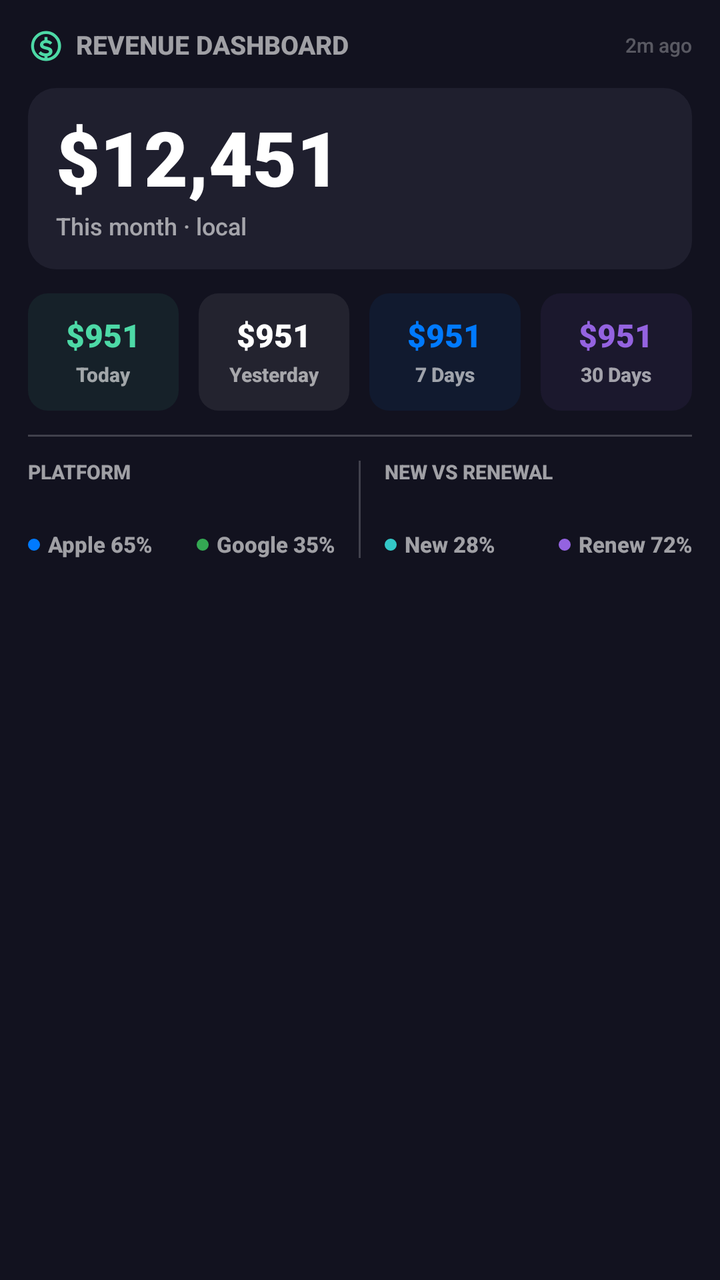
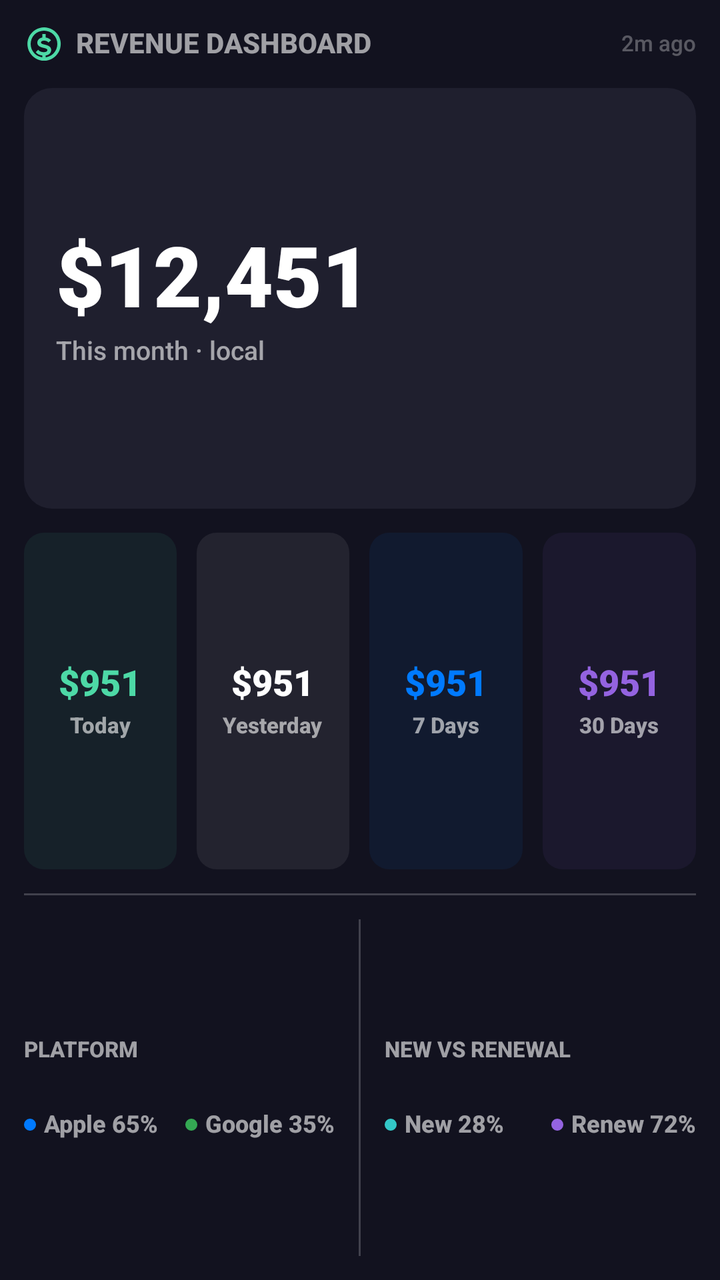

Before-and-after screenshots of an Android layout around one commit, followed by the original layout XML and the change that was made.
<!-- AndroidManifest.xml: fallback theme Theme.MaterialComponents.DayNight.NoActionBar -->
<!-- res/layout/revenue_tab_widget_large.xml -->
<?xml version="1.0" encoding="utf-8"?>
<LinearLayout xmlns:android="http://schemas.android.com/apk/res/android"
    android:id="@+id/widgetRoot"
    android:layout_width="match_parent"
    android:layout_height="match_parent"
    android:orientation="vertical"
    android:padding="14dp"
    android:background="@color/widgetBackground">

    <LinearLayout
        android:layout_width="match_parent"
        android:layout_height="wrap_content"
        android:orientation="horizontal"
        android:gravity="center_vertical">
        <ImageView
            android:layout_width="18dp"
            android:layout_height="18dp"
            android:src="@drawable/ic_widget_dollar_circle"
            android:contentDescription="@null" />
        <TextView
            android:layout_width="wrap_content"
            android:layout_height="wrap_content"
            android:text="REVENUE DASHBOARD"
            android:textSize="13sp"
            android:textStyle="bold"
            android:layout_marginStart="6dp"
            android:textColor="@color/widgetTextSecondary" android:fontFamily="sans-serif-medium" android:includeFontPadding="false" />
        <TextView android:layout_width="0dp" android:layout_height="0dp" android:layout_weight="1" />
        <TextView
            android:id="@+id/tvLastUpdated"
            android:layout_width="wrap_content"
            android:layout_height="wrap_content"
            android:text="2m ago"
            android:textSize="10sp"
            android:textColor="@color/widgetTextQuaternary" android:fontFamily="sans-serif-medium" android:includeFontPadding="false" />
    </LinearLayout>

    <LinearLayout android:layout_width="match_parent" android:layout_height="wrap_content" android:orientation="vertical" android:padding="14dp" android:background="@drawable/bg_mtd_card" android:layout_marginTop="12dp">
        <TextView android:id="@+id/tvMtdRevenue" android:layout_width="wrap_content" android:layout_height="wrap_content" android:text="$12,451" android:textSize="38sp" android:textStyle="bold" android:maxLines="1" android:ellipsize="end" android:textColor="@color/widgetTextPrimary" android:fontFamily="sans-serif-black" android:includeFontPadding="false" />
        <TextView android:id="@+id/tvMtdLabel" android:layout_width="wrap_content" android:layout_height="wrap_content" android:text="This month · local" android:textSize="12sp" android:layout_marginTop="4dp" android:textColor="@color/widgetTextSecondary" android:fontFamily="sans-serif-medium" android:includeFontPadding="false" />
    </LinearLayout>

    <LinearLayout android:layout_width="match_parent" android:layout_height="wrap_content" android:orientation="horizontal" android:layout_marginTop="12dp">
        <LinearLayout android:layout_width="0dp" android:layout_height="wrap_content" android:layout_weight="1" android:orientation="vertical" android:gravity="center" android:paddingTop="12dp" android:paddingBottom="12dp" android:background="@drawable/bg_period_card_large_today">
            <TextView android:id="@+id/tvToday" android:layout_width="wrap_content" android:layout_height="wrap_content" android:text="$951" android:textSize="16sp" android:textStyle="bold" android:textColor="@color/widgetAccent" android:fontFamily="sans-serif-black" android:includeFontPadding="false" android:maxLines="1" android:ellipsize="end" />
            <TextView android:layout_width="wrap_content" android:layout_height="wrap_content" android:text="Today" android:textSize="10sp" android:textStyle="bold" android:layout_marginTop="4dp" android:textColor="@color/widgetTextSecondary" android:fontFamily="sans-serif-medium" android:includeFontPadding="false" />
        </LinearLayout>
        <LinearLayout android:layout_width="0dp" android:layout_height="wrap_content" android:layout_weight="1" android:orientation="vertical" android:gravity="center" android:paddingTop="12dp" android:paddingBottom="12dp" android:background="@drawable/bg_period_card_large_yesterday" android:layout_marginStart="10dp">
            <TextView android:id="@+id/tvYesterday" android:layout_width="wrap_content" android:layout_height="wrap_content" android:text="$951" android:textSize="16sp" android:textStyle="bold" android:textColor="@color/widgetTextPrimary" android:fontFamily="sans-serif-black" android:includeFontPadding="false" android:maxLines="1" android:ellipsize="end" />
            <TextView android:layout_width="wrap_content" android:layout_height="wrap_content" android:text="Yesterday" android:textSize="10sp" android:textStyle="bold" android:layout_marginTop="4dp" android:textColor="@color/widgetTextSecondary" android:fontFamily="sans-serif-medium" android:includeFontPadding="false" />
        </LinearLayout>
        <LinearLayout android:layout_width="0dp" android:layout_height="wrap_content" android:layout_weight="1" android:orientation="vertical" android:gravity="center" android:paddingTop="12dp" android:paddingBottom="12dp" android:background="@drawable/bg_period_card_large_7days" android:layout_marginStart="10dp">
            <TextView android:id="@+id/tvLast7" android:layout_width="wrap_content" android:layout_height="wrap_content" android:text="$951" android:textSize="16sp" android:textStyle="bold" android:textColor="@color/appleBlue" android:fontFamily="sans-serif-black" android:includeFontPadding="false" android:maxLines="1" android:ellipsize="end" />
            <TextView android:layout_width="wrap_content" android:layout_height="wrap_content" android:text="7 Days" android:textSize="10sp" android:textStyle="bold" android:layout_marginTop="4dp" android:textColor="@color/widgetTextSecondary" android:fontFamily="sans-serif-medium" android:includeFontPadding="false" />
        </LinearLayout>
        <LinearLayout android:layout_width="0dp" android:layout_height="wrap_content" android:layout_weight="1" android:orientation="vertical" android:gravity="center" android:paddingTop="12dp" android:paddingBottom="12dp" android:background="@drawable/bg_period_card_large_30days" android:layout_marginStart="10dp">
            <TextView android:id="@+id/tvLast30" android:layout_width="wrap_content" android:layout_height="wrap_content" android:text="$951" android:textSize="16sp" android:textStyle="bold" android:textColor="@color/renewalPurple" android:fontFamily="sans-serif-black" android:includeFontPadding="false" android:maxLines="1" android:ellipsize="end" />
            <TextView android:layout_width="wrap_content" android:layout_height="wrap_content" android:text="30 Days" android:textSize="10sp" android:textStyle="bold" android:layout_marginTop="4dp" android:textColor="@color/widgetTextSecondary" android:fontFamily="sans-serif-medium" android:includeFontPadding="false" />
        </LinearLayout>
    </LinearLayout>

    <TextView
        android:layout_width="match_parent"
        android:layout_height="1dp"
        android:background="@color/widgetDivider"
        android:layout_marginTop="12dp"
        android:layout_marginBottom="12dp" />

    <LinearLayout android:layout_width="match_parent" android:layout_height="wrap_content" android:orientation="horizontal">
        <LinearLayout android:layout_width="0dp" android:layout_height="wrap_content" android:layout_weight="1" android:orientation="vertical">
            <TextView android:layout_width="wrap_content" android:layout_height="wrap_content" android:text="PLATFORM" android:textSize="10sp" android:textStyle="bold" android:textColor="@color/widgetTextSecondary" android:fontFamily="sans-serif-medium" android:includeFontPadding="false" />
            <ImageView android:id="@+id/imgPlatformBar" android:layout_width="match_parent" android:layout_height="12dp" android:layout_marginTop="6dp" android:scaleType="fitXY" />
            <LinearLayout android:layout_width="match_parent" android:layout_height="wrap_content" android:orientation="horizontal" android:layout_marginTop="6dp">
                <LinearLayout android:layout_width="wrap_content" android:layout_height="wrap_content" android:orientation="horizontal" android:gravity="center_vertical">
                    <TextView android:layout_width="6dp" android:layout_height="6dp" android:background="@drawable/bg_circle_apple" />
                    <TextView android:id="@+id/tvAppleLabel" android:layout_width="wrap_content" android:layout_height="wrap_content" android:text="Apple 65%" android:textSize="11sp" android:textStyle="bold" android:layout_marginStart="4dp" android:textColor="@color/widgetTextSecondary" android:fontFamily="sans-serif-medium" android:includeFontPadding="false" />
                </LinearLayout>
                <TextView android:layout_width="0dp" android:layout_height="0dp" android:layout_weight="1" />
                <LinearLayout android:layout_width="wrap_content" android:layout_height="wrap_content" android:orientation="horizontal" android:gravity="center_vertical">
                    <TextView android:layout_width="6dp" android:layout_height="6dp" android:background="@drawable/bg_circle_google" />
                    <TextView android:id="@+id/tvGoogleLabel" android:layout_width="wrap_content" android:layout_height="wrap_content" android:text="Google 35%" android:textSize="11sp" android:textStyle="bold" android:layout_marginStart="4dp" android:textColor="@color/widgetTextSecondary" android:fontFamily="sans-serif-medium" android:includeFontPadding="false" />
                </LinearLayout>
            </LinearLayout>
        </LinearLayout>
        <TextView
        android:layout_width="1dp"
        android:layout_height="match_parent"
        android:background="@color/widgetDivider"
        android:layout_marginStart="12dp"
        android:layout_marginEnd="12dp" />
        <LinearLayout android:layout_width="0dp" android:layout_height="wrap_content" android:layout_weight="1" android:orientation="vertical">
            <TextView android:layout_width="wrap_content" android:layout_height="wrap_content" android:text="NEW VS RENEWAL" android:textSize="10sp" android:textStyle="bold" android:textColor="@color/widgetTextSecondary" android:fontFamily="sans-serif-medium" android:includeFontPadding="false" />
            <ImageView android:id="@+id/imgNewRenewalBar" android:layout_width="match_parent" android:layout_height="12dp" android:layout_marginTop="6dp" android:scaleType="fitXY" />
            <LinearLayout android:layout_width="match_parent" android:layout_height="wrap_content" android:orientation="horizontal" android:layout_marginTop="6dp">
                <LinearLayout android:layout_width="wrap_content" android:layout_height="wrap_content" android:orientation="horizontal" android:gravity="center_vertical">
                    <TextView android:layout_width="6dp" android:layout_height="6dp" android:background="@drawable/bg_circle_new" />
                    <TextView android:id="@+id/tvNewLabel" android:layout_width="wrap_content" android:layout_height="wrap_content" android:text="New 28%" android:textSize="11sp" android:textStyle="bold" android:layout_marginStart="4dp" android:textColor="@color/widgetTextSecondary" android:fontFamily="sans-serif-medium" android:includeFontPadding="false" />
                </LinearLayout>
                <TextView android:layout_width="0dp" android:layout_height="0dp" android:layout_weight="1" />
                <LinearLayout android:layout_width="wrap_content" android:layout_height="wrap_content" android:orientation="horizontal" android:gravity="center_vertical">
                    <TextView android:layout_width="6dp" android:layout_height="6dp" android:background="@drawable/bg_circle_renewal" />
                    <TextView android:id="@+id/tvRenewLabel" android:layout_width="wrap_content" android:layout_height="wrap_content" android:text="Renew 72%" android:textSize="11sp" android:textStyle="bold" android:layout_marginStart="4dp" android:textColor="@color/widgetTextSecondary" android:fontFamily="sans-serif-medium" android:includeFontPadding="false" />
                </LinearLayout>
            </LinearLayout>
        </LinearLayout>
    </LinearLayout>
</LinearLayout>
<!-- resources referenced by this layout -->
<resources>
  <color name="appleBlue">#007AFF</color>
  <color name="renewalPurple">#9463E0</color>
  <color name="widgetAccent">#4DD9A6</color>
  <color name="widgetBackground">#12121F</color>
  <color name="widgetDivider">#33FFFFFF</color>
  <color name="widgetTextPrimary">#FFFFFFFF</color>
  <color name="widgetTextQuaternary">#4DFFFFFF</color>
  <color name="widgetTextSecondary">#99FFFFFF</color>
  <!-- drawable bg_circle_apple (drawable) -->
  <?xml version="1.0" encoding="utf-8"?>
  <shape xmlns:android="http://schemas.android.com/apk/res/android"
      android:shape="oval">
      <solid android:color="@color/appleBlue" />
      <size android:width="6dp" android:height="6dp" />
  </shape>
  <!-- drawable bg_circle_google (drawable) -->
  <?xml version="1.0" encoding="utf-8"?>
  <shape xmlns:android="http://schemas.android.com/apk/res/android"
      android:shape="oval">
      <solid android:color="@color/googleGreen" />
      <size android:width="6dp" android:height="6dp" />
  </shape>
  <!-- drawable bg_circle_new (drawable) -->
  <?xml version="1.0" encoding="utf-8"?>
  <shape xmlns:android="http://schemas.android.com/apk/res/android"
      android:shape="oval">
      <solid android:color="@color/newTeal" />
      <size android:width="6dp" android:height="6dp" />
  </shape>
  <!-- drawable bg_circle_renewal (drawable) -->
  <?xml version="1.0" encoding="utf-8"?>
  <shape xmlns:android="http://schemas.android.com/apk/res/android"
      android:shape="oval">
      <solid android:color="@color/renewalPurple" />
      <size android:width="6dp" android:height="6dp" />
  </shape>
  <!-- drawable bg_mtd_card (drawable) -->
  <?xml version="1.0" encoding="utf-8"?>
  <shape xmlns:android="http://schemas.android.com/apk/res/android"
      android:shape="rectangle">
      <solid android:color="@color/widgetCardBackground" />
      <corners android:radius="14dp" />
  </shape>
  <!-- drawable bg_period_card_large_30days (drawable) -->
  <?xml version="1.0" encoding="utf-8"?>
  <shape xmlns:android="http://schemas.android.com/apk/res/android"
      android:shape="rectangle">
      <solid android:color="#129463E0" />
      <corners android:radius="10dp" />
  </shape>
  <!-- drawable bg_period_card_large_7days (drawable) -->
  <?xml version="1.0" encoding="utf-8"?>
  <shape xmlns:android="http://schemas.android.com/apk/res/android"
      android:shape="rectangle">
      <solid android:color="#12007AFF" />
      <corners android:radius="10dp" />
  </shape>
  <!-- drawable bg_period_card_large_today (drawable) -->
  <?xml version="1.0" encoding="utf-8"?>
  <shape xmlns:android="http://schemas.android.com/apk/res/android"
      android:shape="rectangle">
      <solid android:color="#124DD9A6" />
      <corners android:radius="10dp" />
  </shape>
  <!-- drawable bg_period_card_large_yesterday (drawable) -->
  <?xml version="1.0" encoding="utf-8"?>
  <shape xmlns:android="http://schemas.android.com/apk/res/android"
      android:shape="rectangle">
      <solid android:color="#12FFFFFF" />
      <corners android:radius="10dp" />
  </shape>
  <!-- drawable ic_widget_dollar_circle (drawable) -->
  <vector xmlns:android="http://schemas.android.com/apk/res/android" android:width="24dp" android:height="24dp" android:viewportWidth="24" android:viewportHeight="24">
      <path android:fillColor="@color/widgetAccent" android:pathData="M12,2a10,10 0,1 0,0.1,0M12,4a8,8 0,1 1,0,16a8,8 0,0 1,0,-16z"/>
      <path android:fillColor="@color/widgetAccent" android:pathData="M11,6h2v2.1c1.4,0.2 2.5,0.8 3.2,1.7l-1.5,1.3c-0.6,-0.7 -1.5,-1.1 -2.7,-1.1c-1.1,0 -1.8,0.4 -1.8,1.1c0,0.7 0.8,0.9 2.4,1.3c2,0.5 3.7,1.2 3.7,3.2c0,1.8 -1.3,3 -3.3,3.3V21h-2v-2.1c-1.8,-0.2 -3.1,-0.9 -4,-2l1.5,-1.4c0.8,0.9 1.9,1.4 3.3,1.4c1.4,0 2.2,-0.4 2.2,-1.2c0,-0.7 -0.7,-1 -2.4,-1.4C9.5,13.8 8,13.1 8,11.2c0,-1.6 1.2,-2.8 3,-3.1V6z"/>
  </vector>
  <color name="googleGreen">#34A853</color>
  <color name="newTeal">#33C7C7</color>
  <color name="widgetCardBackground">#1F1F2E</color>
</resources>

<!-- the commit's change to res/layout/revenue_tab_widget_large.xml (unified diff, before → after) -->
@@ -4,7 +4,7 @@
     android:layout_width="match_parent"
     android:layout_height="match_parent"
     android:orientation="vertical"
-    android:padding="14dp"
+    android:padding="12dp"
     android:background="@color/widgetBackground">
 
     <LinearLayout
@@ -13,15 +13,15 @@
         android:orientation="horizontal"
         android:gravity="center_vertical">
         <ImageView
-            android:layout_width="18dp"
-            android:layout_height="18dp"
+            android:layout_width="20dp"
+            android:layout_height="20dp"
             android:src="@drawable/ic_widget_dollar_circle"
             android:contentDescription="@null" />
         <TextView
             android:layout_width="wrap_content"
             android:layout_height="wrap_content"
             android:text="REVENUE DASHBOARD"
-            android:textSize="13sp"
+            android:textSize="14sp"
             android:textStyle="bold"
             android:layout_marginStart="6dp"
             android:textColor="@color/widgetTextSecondary" android:fontFamily="sans-serif-medium" android:includeFontPadding="false" />
@@ -31,31 +31,31 @@
             android:layout_width="wrap_content"
             android:layout_height="wrap_content"
             android:text="2m ago"
-            android:textSize="10sp"
+            android:textSize="11sp"
             android:textColor="@color/widgetTextQuaternary" android:fontFamily="sans-serif-medium" android:includeFontPadding="false" />
     </LinearLayout>
 
-    <LinearLayout android:layout_width="match_parent" android:layout_height="wrap_content" android:orientation="vertical" android:padding="14dp" android:background="@drawable/bg_mtd_card" android:layout_marginTop="12dp">
-        <TextView android:id="@+id/tvMtdRevenue" android:layout_width="wrap_content" android:layout_height="wrap_content" android:text="$12,451" android:textSize="38sp" android:textStyle="bold" android:maxLines="1" android:ellipsize="end" android:textColor="@color/widgetTextPrimary" android:fontFamily="sans-serif-black" android:includeFontPadding="false" />
-        <TextView android:id="@+id/tvMtdLabel" android:layout_width="wrap_content" android:layout_height="wrap_content" android:text="This month · local" android:textSize="12sp" android:layout_marginTop="4dp" android:textColor="@color/widgetTextSecondary" android:fontFamily="sans-serif-medium" android:includeFontPadding="false" />
+    <LinearLayout android:layout_width="match_parent" android:layout_height="0dp" android:layout_weight="1.25" android:orientation="vertical" android:gravity="center_vertical" android:padding="16dp" android:background="@drawable/bg_mtd_card" android:layout_marginTop="12dp">
+        <TextView android:id="@+id/tvMtdRevenue" android:layout_width="wrap_content" android:layout_height="wrap_content" android:text="$12,451" android:textSize="42sp" android:textStyle="bold" android:maxLines="1" android:ellipsize="end" android:textColor="@color/widgetTextPrimary" android:fontFamily="sans-serif-black" android:includeFontPadding="false" />
+        <TextView android:id="@+id/tvMtdLabel" android:layout_width="wrap_content" android:layout_height="wrap_content" android:text="This month · local" android:textSize="13sp" android:layout_marginTop="4dp" android:textColor="@color/widgetTextSecondary" android:fontFamily="sans-serif-medium" android:includeFontPadding="false" />
     </LinearLayout>
 
-    <LinearLayout android:layout_width="match_parent" android:layout_height="wrap_content" android:orientation="horizontal" android:layout_marginTop="12dp">
-        <LinearLayout android:layout_width="0dp" android:layout_height="wrap_content" android:layout_weight="1" android:orientation="vertical" android:gravity="center" android:paddingTop="12dp" android:paddingBottom="12dp" android:background="@drawable/bg_period_card_large_today">
-            <TextView android:id="@+id/tvToday" android:layout_width="wrap_content" android:layout_height="wrap_content" android:text="$951" android:textSize="16sp" android:textStyle="bold" android:textColor="@color/widgetAccent" android:fontFamily="sans-serif-black" android:includeFontPadding="false" android:maxLines="1" android:ellipsize="end" />
-            <TextView android:layout_width="wrap_content" android:layout_height="wrap_content" android:text="Today" android:textSize="10sp" android:textStyle="bold" android:layout_marginTop="4dp" android:textColor="@color/widgetTextSecondary" android:fontFamily="sans-serif-medium" android:includeFontPadding="false" />
+    <LinearLayout android:layout_width="match_parent" android:layout_height="0dp" android:layout_weight="1" android:orientation="horizontal" android:layout_marginTop="12dp">
+        <LinearLayout android:layout_width="0dp" android:layout_height="match_parent" android:layout_weight="1" android:orientation="vertical" android:gravity="center" android:paddingTop="12dp" android:paddingBottom="12dp" android:background="@drawable/bg_period_card_large_today">
+            <TextView android:id="@+id/tvToday" android:layout_width="wrap_content" android:layout_height="wrap_content" android:text="$951" android:textSize="18sp" android:textStyle="bold" android:textColor="@color/widgetAccent" android:fontFamily="sans-serif-black" android:includeFontPadding="false" android:maxLines="1" android:ellipsize="end" />
+            <TextView android:layout_width="wrap_content" android:layout_height="wrap_content" android:text="Today" android:textSize="11sp" android:textStyle="bold" android:layout_marginTop="4dp" android:textColor="@color/widgetTextSecondary" android:fontFamily="sans-serif-medium" android:includeFontPadding="false" />
         </LinearLayout>
-        <LinearLayout android:layout_width="0dp" android:layout_height="wrap_content" android:layout_weight="1" android:orientation="vertical" android:gravity="center" android:paddingTop="12dp" android:paddingBottom="12dp" android:background="@drawable/bg_period_card_large_yesterday" android:layout_marginStart="10dp">
-            <TextView android:id="@+id/tvYesterday" android:layout_width="wrap_content" android:layout_height="wrap_content" android:text="$951" android:textSize="16sp" android:textStyle="bold" android:textColor="@color/widgetTextPrimary" android:fontFamily="sans-serif-black" android:includeFontPadding="false" android:maxLines="1" android:ellipsize="end" />
-            <TextView android:layout_width="wrap_content" android:layout_height="wrap_content" android:text="Yesterday" android:textSize="10sp" android:textStyle="bold" android:layout_marginTop="4dp" android:textColor="@color/widgetTextSecondary" android:fontFamily="sans-serif-medium" android:includeFontPadding="false" />
+        <LinearLayout android:layout_width="0dp" android:layout_height="match_parent" android:layout_weight="1" android:orientation="vertical" android:gravity="center" android:paddingTop="12dp" android:paddingBottom="12dp" android:background="@drawable/bg_period_card_large_yesterday" android:layout_marginStart="10dp">
+            <TextView android:id="@+id/tvYesterday" android:layout_width="wrap_content" android:layout_height="wrap_content" android:text="$951" android:textSize="18sp" android:textStyle="bold" android:textColor="@color/widgetTextPrimary" android:fontFamily="sans-serif-black" android:includeFontPadding="false" android:maxLines="1" android:ellipsize="end" />
+            <TextView android:layout_width="wrap_content" android:layout_height="wrap_content" android:text="Yesterday" android:textSize="11sp" android:textStyle="bold" android:layout_marginTop="4dp" android:textColor="@color/widgetTextSecondary" android:fontFamily="sans-serif-medium" android:includeFontPadding="false" />
         </LinearLayout>
-        <LinearLayout android:layout_width="0dp" android:layout_height="wrap_content" android:layout_weight="1" android:orientation="vertical" android:gravity="center" android:paddingTop="12dp" android:paddingBottom="12dp" android:background="@drawable/bg_period_card_large_7days" android:layout_marginStart="10dp">
-            <TextView android:id="@+id/tvLast7" android:layout_width="wrap_content" android:layout_height="wrap_content" android:text="$951" android:textSize="16sp" android:textStyle="bold" android:textColor="@color/appleBlue" android:fontFamily="sans-serif-black" android:includeFontPadding="false" android:maxLines="1" android:ellipsize="end" />
-            <TextView android:layout_width="wrap_content" android:layout_height="wrap_content" android:text="7 Days" android:textSize="10sp" android:textStyle="bold" android:layout_marginTop="4dp" android:textColor="@color/widgetTextSecondary" android:fontFamily="sans-serif-medium" android:includeFontPadding="false" />
+        <LinearLayout android:layout_width="0dp" android:layout_height="match_parent" android:layout_weight="1" android:orientation="vertical" android:gravity="center" android:paddingTop="12dp" android:paddingBottom="12dp" android:background="@drawable/bg_period_card_large_7days" android:layout_marginStart="10dp">
+            <TextView android:id="@+id/tvLast7" android:layout_width="wrap_content" android:layout_height="wrap_content" android:text="$951" android:textSize="18sp" android:textStyle="bold" android:textColor="@color/appleBlue" android:fontFamily="sans-serif-black" android:includeFontPadding="false" android:maxLines="1" android:ellipsize="end" />
+            <TextView android:layout_width="wrap_content" android:layout_height="wrap_content" android:text="7 Days" android:textSize="11sp" android:textStyle="bold" android:layout_marginTop="4dp" android:textColor="@color/widgetTextSecondary" android:fontFamily="sans-serif-medium" android:includeFontPadding="false" />
         </LinearLayout>
-        <LinearLayout android:layout_width="0dp" android:layout_height="wrap_content" android:layout_weight="1" android:orientation="vertical" android:gravity="center" android:paddingTop="12dp" android:paddingBottom="12dp" android:background="@drawable/bg_period_card_large_30days" android:layout_marginStart="10dp">
-            <TextView android:id="@+id/tvLast30" android:layout_width="wrap_content" android:layout_height="wrap_content" android:text="$951" android:textSize="16sp" android:textStyle="bold" android:textColor="@color/renewalPurple" android:fontFamily="sans-serif-black" android:includeFontPadding="false" android:maxLines="1" android:ellipsize="end" />
-            <TextView android:layout_width="wrap_content" android:layout_height="wrap_content" android:text="30 Days" android:textSize="10sp" android:textStyle="bold" android:layout_marginTop="4dp" android:textColor="@color/widgetTextSecondary" android:fontFamily="sans-serif-medium" android:includeFontPadding="false" />
+        <LinearLayout android:layout_width="0dp" android:layout_height="match_parent" android:layout_weight="1" android:orientation="vertical" android:gravity="center" android:paddingTop="12dp" android:paddingBottom="12dp" android:background="@drawable/bg_period_card_large_30days" android:layout_marginStart="10dp">
+            <TextView android:id="@+id/tvLast30" android:layout_width="wrap_content" android:layout_height="wrap_content" android:text="$951" android:textSize="18sp" android:textStyle="bold" android:textColor="@color/renewalPurple" android:fontFamily="sans-serif-black" android:includeFontPadding="false" android:maxLines="1" android:ellipsize="end" />
+            <TextView android:layout_width="wrap_content" android:layout_height="wrap_content" android:text="30 Days" android:textSize="11sp" android:textStyle="bold" android:layout_marginTop="4dp" android:textColor="@color/widgetTextSecondary" android:fontFamily="sans-serif-medium" android:includeFontPadding="false" />
         </LinearLayout>
     </LinearLayout>
 
@@ -66,19 +66,19 @@
         android:layout_marginTop="12dp"
         android:layout_marginBottom="12dp" />
 
-    <LinearLayout android:layout_width="match_parent" android:layout_height="wrap_content" android:orientation="horizontal">
+    <LinearLayout android:layout_width="match_parent" android:layout_height="0dp" android:layout_weight="1" android:orientation="horizontal" android:gravity="center_vertical">
         <LinearLayout android:layout_width="0dp" android:layout_height="wrap_content" android:layout_weight="1" android:orientation="vertical">
-            <TextView android:layout_width="wrap_content" android:layout_height="wrap_content" android:text="PLATFORM" android:textSize="10sp" android:textStyle="bold" android:textColor="@color/widgetTextSecondary" android:fontFamily="sans-serif-medium" android:includeFontPadding="false" />
+            <TextView android:layout_width="wrap_content" android:layout_height="wrap_content" android:text="PLATFORM" android:textSize="11sp" android:textStyle="bold" android:textColor="@color/widgetTextSecondary" android:fontFamily="sans-serif-medium" android:includeFontPadding="false" />
             <ImageView android:id="@+id/imgPlatformBar" android:layout_width="match_parent" android:layout_height="12dp" android:layout_marginTop="6dp" android:scaleType="fitXY" />
             <LinearLayout android:layout_width="match_parent" android:layout_height="wrap_content" android:orientation="horizontal" android:layout_marginTop="6dp">
                 <LinearLayout android:layout_width="wrap_content" android:layout_height="wrap_content" android:orientation="horizontal" android:gravity="center_vertical">
                     <TextView android:layout_width="6dp" android:layout_height="6dp" android:background="@drawable/bg_circle_apple" />
-                    <TextView android:id="@+id/tvAppleLabel" android:layout_width="wrap_content" android:layout_height="wrap_content" android:text="Apple 65%" android:textSize="11sp" android:textStyle="bold" android:layout_marginStart="4dp" android:textColor="@color/widgetTextSecondary" android:fontFamily="sans-serif-medium" android:includeFontPadding="false" />
+                    <TextView android:id="@+id/tvAppleLabel" android:layout_width="wrap_content" android:layout_height="wrap_content" android:text="Apple 65%" android:textSize="12sp" android:textStyle="bold" android:layout_marginStart="4dp" android:textColor="@color/widgetTextSecondary" android:fontFamily="sans-serif-medium" android:includeFontPadding="false" />
                 </LinearLayout>
                 <TextView android:layout_width="0dp" android:layout_height="0dp" android:layout_weight="1" />
                 <LinearLayout android:layout_width="wrap_content" android:layout_height="wrap_content" android:orientation="horizontal" android:gravity="center_vertical">
                     <TextView android:layout_width="6dp" android:layout_height="6dp" android:background="@drawable/bg_circle_google" />
-                    <TextView android:id="@+id/tvGoogleLabel" android:layout_width="wrap_content" android:layout_height="wrap_content" android:text="Google 35%" android:textSize="11sp" android:textStyle="bold" android:layout_marginStart="4dp" android:textColor="@color/widgetTextSecondary" android:fontFamily="sans-serif-medium" android:includeFontPadding="false" />
+                    <TextView android:id="@+id/tvGoogleLabel" android:layout_width="wrap_content" android:layout_height="wrap_content" android:text="Google 35%" android:textSize="12sp" android:textStyle="bold" android:layout_marginStart="4dp" android:textColor="@color/widgetTextSecondary" android:fontFamily="sans-serif-medium" android:includeFontPadding="false" />
                 </LinearLayout>
             </LinearLayout>
         </LinearLayout>
@@ -89,17 +89,17 @@
         android:layout_marginStart="12dp"
         android:layout_marginEnd="12dp" />
         <LinearLayout android:layout_width="0dp" android:layout_height="wrap_content" android:layout_weight="1" android:orientation="vertical">
-            <TextView android:layout_width="wrap_content" android:layout_height="wrap_content" android:text="NEW VS RENEWAL" android:textSize="10sp" android:textStyle="bold" android:textColor="@color/widgetTextSecondary" android:fontFamily="sans-serif-medium" android:includeFontPadding="false" />
+            <TextView android:layout_width="wrap_content" android:layout_height="wrap_content" android:text="NEW VS RENEWAL" android:textSize="11sp" android:textStyle="bold" android:textColor="@color/widgetTextSecondary" android:fontFamily="sans-serif-medium" android:includeFontPadding="false" />
             <ImageView android:id="@+id/imgNewRenewalBar" android:layout_width="match_parent" android:layout_height="12dp" android:layout_marginTop="6dp" android:scaleType="fitXY" />
             <LinearLayout android:layout_width="match_parent" android:layout_height="wrap_content" android:orientation="horizontal" android:layout_marginTop="6dp">
                 <LinearLayout android:layout_width="wrap_content" android:layout_height="wrap_content" android:orientation="horizontal" android:gravity="center_vertical">
                     <TextView android:layout_width="6dp" android:layout_height="6dp" android:background="@drawable/bg_circle_new" />
-                    <TextView android:id="@+id/tvNewLabel" android:layout_width="wrap_content" android:layout_height="wrap_content" android:text="New 28%" android:textSize="11sp" android:textStyle="bold" android:layout_marginStart="4dp" android:textColor="@color/widgetTextSecondary" android:fontFamily="sans-serif-medium" android:includeFontPadding="false" />
+                    <TextView android:id="@+id/tvNewLabel" android:layout_width="wrap_content" android:layout_height="wrap_content" android:text="New 28%" android:textSize="12sp" android:textStyle="bold" android:layout_marginStart="4dp" android:textColor="@color/widgetTextSecondary" android:fontFamily="sans-serif-medium" android:includeFontPadding="false" />
                 </LinearLayout>
                 <TextView android:layout_width="0dp" android:layout_height="0dp" android:layout_weight="1" />
                 <LinearLayout android:layout_width="wrap_content" android:layout_height="wrap_content" android:orientation="horizontal" android:gravity="center_vertical">
                     <TextView android:layout_width="6dp" android:layout_height="6dp" android:background="@drawable/bg_circle_renewal" />
-                    <TextView android:id="@+id/tvRenewLabel" android:layout_width="wrap_content" android:layout_height="wrap_content" android:text="Renew 72%" android:textSize="11sp" android:textStyle="bold" android:layout_marginStart="4dp" android:textColor="@color/widgetTextSecondary" android:fontFamily="sans-serif-medium" android:includeFontPadding="false" />
+                    <TextView android:id="@+id/tvRenewLabel" android:layout_width="wrap_content" android:layout_height="wrap_content" android:text="Renew 72%" android:textSize="12sp" android:textStyle="bold" android:layout_marginStart="4dp" android:textColor="@color/widgetTextSecondary" android:fontFamily="sans-serif-medium" android:includeFontPadding="false" />
                 </LinearLayout>
             </LinearLayout>
         </LinearLayout>
